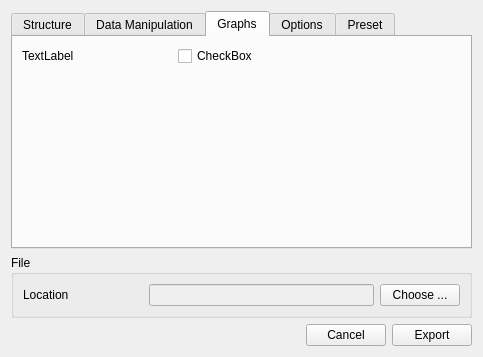
This is app/gui/export.ui in petres/eurostat as Qt 5 draws it before an edit. The edited form follows.
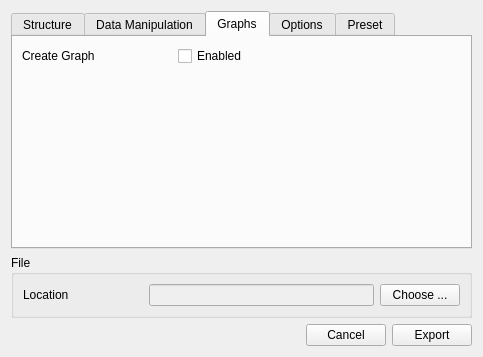
This is the edited form. The open tabs and pages were chosen to show the change.

```diff
--- a/app/gui/export.ui
+++ b/app/gui/export.ui
@@ -210,14 +210,14 @@
             </size>
            </property>
            <property name="text">
-            <string>TextLabel</string>
+            <string>Create Graph</string>
            </property>
           </widget>
          </item>
          <item row="0" column="1">
           <widget class="QCheckBox" name="graphCheckBox">
            <property name="text">
-            <string>CheckBox</string>
+            <string>Enabled</string>
            </property>
           </widget>
          </item>
```
